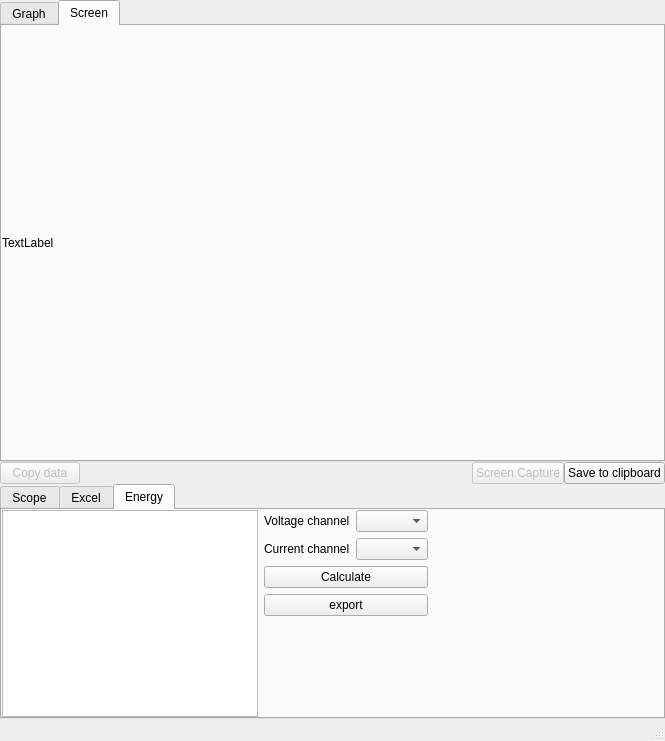
Old version of the form scopeCommanderMain window.ui in the repository le-Bark/ScopeCommander.
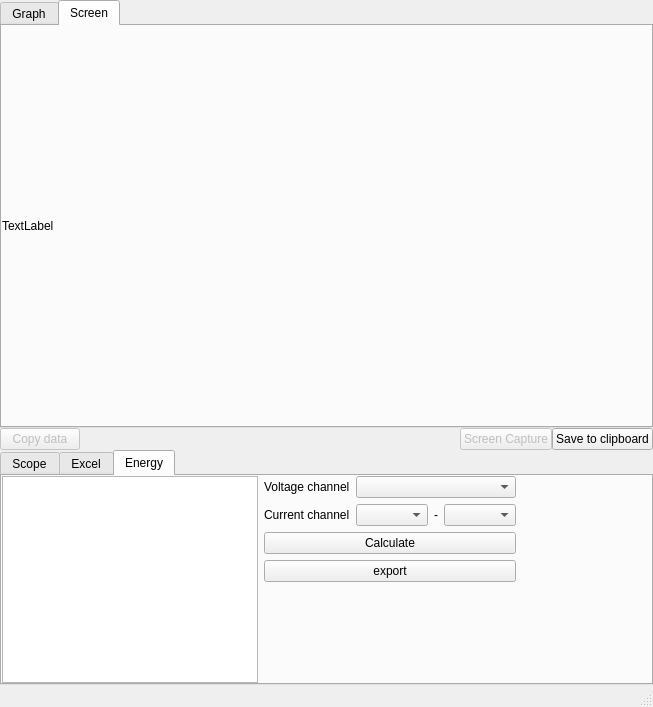
New version of the form. The open tabs and pages were chosen to show the change. Custom widgets are drawn as their Qt base class.

```diff
--- a/scopeCommanderMain window.ui
+++ b/scopeCommanderMain window.ui
@@ -6,8 +6,8 @@
    <rect>
     <x>0</x>
     <y>0</y>
-    <width>665</width>
-    <height>741</height>
+    <width>653</width>
+    <height>707</height>
    </rect>
   </property>
   <property name="windowTitle">
@@ -517,7 +517,14 @@
                </widget>
               </item>
               <item>
-               <widget class="QComboBox" name="energyVoltageComboBox"/>
+               <widget class="QComboBox" name="energyVoltageComboBox">
+                <property name="sizePolicy">
+                 <sizepolicy hsizetype="MinimumExpanding" vsizetype="Fixed">
+                  <horstretch>0</horstretch>
+                  <verstretch>0</verstretch>
+                 </sizepolicy>
+                </property>
+               </widget>
               </item>
              </layout>
             </item>
@@ -536,7 +543,24 @@
              </widget>
             </item>
             <item>
-             <widget class="QComboBox" name="energyCurrentcomboBox"/>
+             <widget class="QComboBox" name="energyCurrentcomboBox">
+              <property name="sizePolicy">
+               <sizepolicy hsizetype="Preferred" vsizetype="Fixed">
+                <horstretch>0</horstretch>
+                <verstretch>0</verstretch>
+               </sizepolicy>
+              </property>
+             </widget>
+            </item>
+            <item>
+             <widget class="QLabel" name="label_3">
+              <property name="text">
+               <string>-</string>
+              </property>
+             </widget>
+            </item>
+            <item>
+             <widget class="QComboBox" name="comboBox"/>
             </item>
            </layout>
           </item>
```
Left out of the diff: 11 changed lines with no effect on the pictures.
